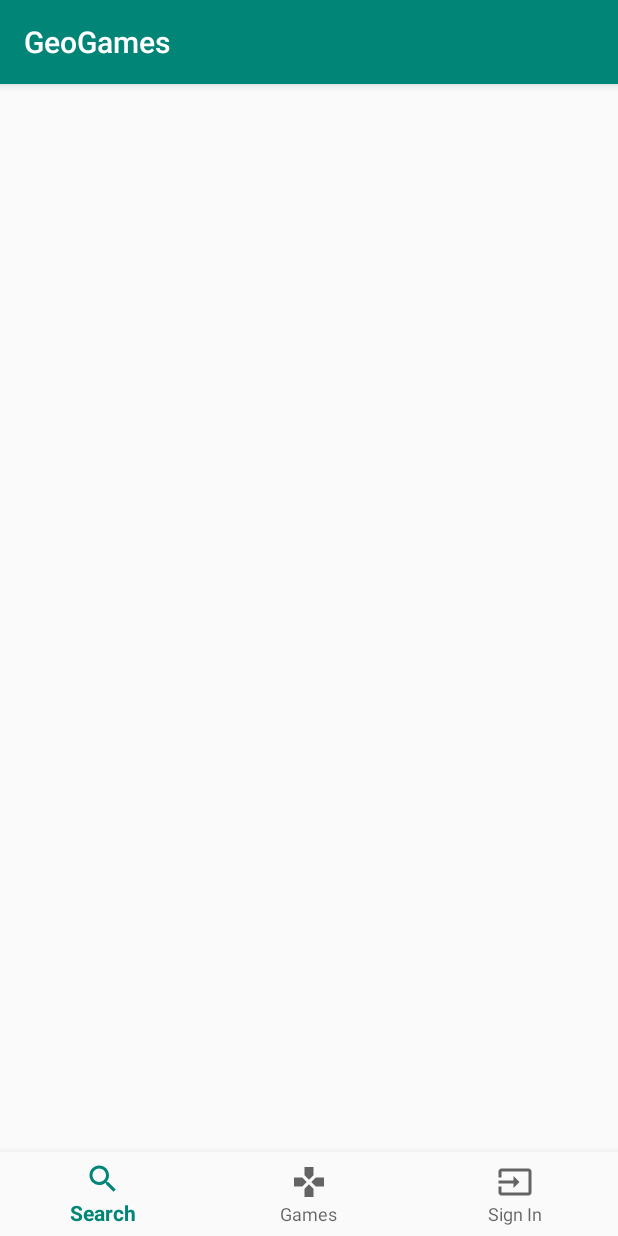
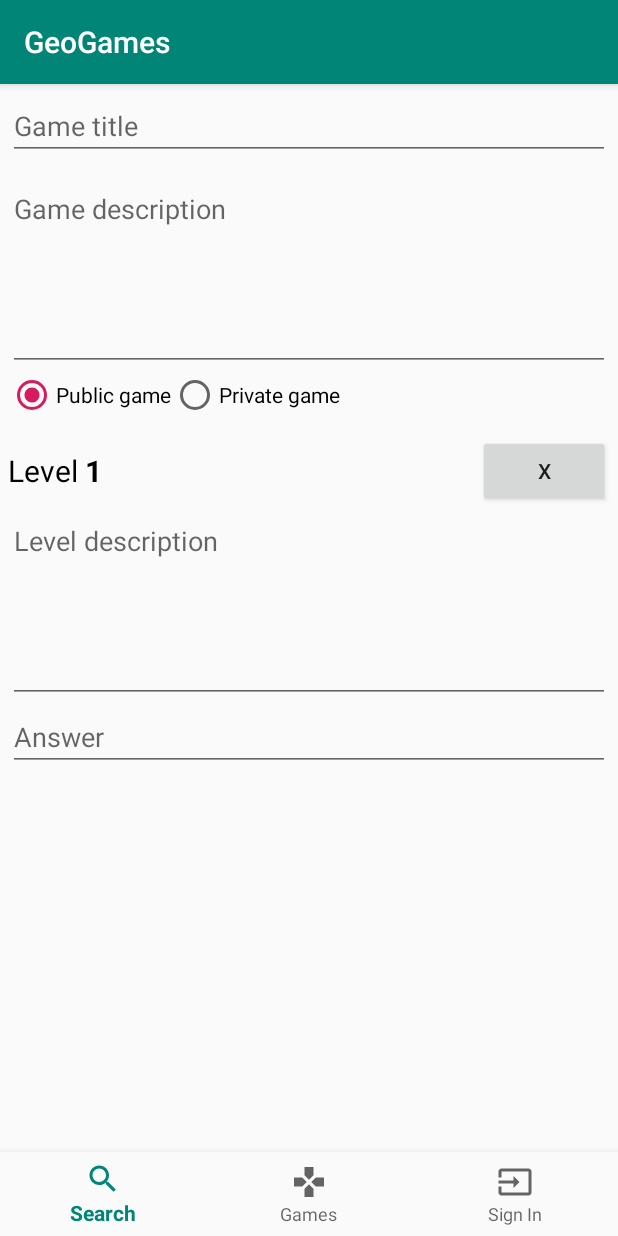
Before and after one commit to 3ooowojtooo/geogames, an Android app: the fragment CreateGameFragment placed in its activity, on a phone screen of 412 x 824 dp. Run offline under Robolectric (Android 15) with nearby library versions, the phone set to English and light mode, and no system bars; our stand-ins replace ButterKnife, Dagger/Hilt's generated code, data binding; libraries missing offline, so code that uses them is left out: com.crashlytics.android, com.ncapdevi.fragnav, io.fabric.sdk; 4 statements that could not run were skipped.

Commit message:
Create game adapter - 2 holders created.

```diff
--- a/app/src/main/java/com/kurocho/geogames/viewmodels/create_game/CreateGameRecyclerViewAdapter.java
+++ b/app/src/main/java/com/kurocho/geogames/viewmodels/create_game/CreateGameRecyclerViewAdapter.java
@@ -1,38 +1,85 @@
 package com.kurocho.geogames.viewmodels.create_game;
 
+import android.databinding.DataBindingUtil;
 import android.support.annotation.NonNull;
 import android.support.v7.widget.RecyclerView;
+import android.util.Log;
+import android.view.LayoutInflater;
 import android.view.ViewGroup;
+import com.kurocho.geogames.R;
+import com.kurocho.geogames.databinding.CreateGameGameDetailsItemBinding;
+import com.kurocho.geogames.databinding.CreateGameLevelDetailsItemBinding;
 
 import java.util.List;
 
 public class CreateGameRecyclerViewAdapter extends RecyclerView.Adapter<RecyclerView.ViewHolder> {
 
+   public static class GameDetailsViewHolder extends RecyclerView.ViewHolder {
+       CreateGameGameDetailsItemBinding binding;
+        public GameDetailsViewHolder(CreateGameGameDetailsItemBinding binding){
+            super(binding.getRoot());
+            this.binding = binding;
+        }
+   }
+
+  public static class LevelDetailsViewHolder extends RecyclerView.ViewHolder {
+      CreateGameLevelDetailsItemBinding binding;
+
+      public LevelDetailsViewHolder(CreateGameLevelDetailsItemBinding binding){
+          super(binding.getRoot());
+          this.binding = binding;
+      }
+
+   }
+
     private static final int TYPE_GAME_DETAILS = 0;
     private static final int TYPE_LEVEL_DETAILS = 1;
     private static final int TYPE_ADD_LEVEL = 2;
 
-    private GameDetailsCreation gameDetailsCreation;
-    private List<GameLevelCreation> gameLevelCreationList;
+    private GameDetailsCreationObservable gameDetailsCreationObservable;
+    private List<GameLevelCreationObservable> gameLevelCreationObservableList;
 
-    public CreateGameRecyclerViewAdapter(GameDetailsCreation gameDetailsCreation, List<GameLevelCreation> gameLevelCreationList){
+    public CreateGameRecyclerViewAdapter(GameDetailsCreationObservable gameDetailsCreationObservable,
+                                         List<GameLevelCreationObservable> gameLevelCreationObservableList){
         super();
-        this.gameDetailsCreation = gameDetailsCreation;
-        this.gameLevelCreationList = gameLevelCreationList;
+        this.gameDetailsCreationObservable = gameDetailsCreationObservable;
+        this.gameLevelCreationObservableList = gameLevelCreationObservableList;
     }
 
     @NonNull
     @Override
     public RecyclerView.ViewHolder onCreateViewHolder(@NonNull ViewGroup viewGroup, int viewType) {
-        return null;
+        switch (viewType){
+            case TYPE_GAME_DETAILS:
+                CreateGameGameDetailsItemBinding binding1 =
+                        DataBindingUtil.inflate(LayoutInflater.from(viewGroup.getContext()),
+                                R.layout.create_game_game_details_item, viewGroup, false);
+                return new GameDetailsViewHolder(binding1);
+            case TYPE_LEVEL_DETAILS:
+                CreateGameLevelDetailsItemBinding binding2 =
+                        DataBindingUtil.inflate(LayoutInflater.from(viewGroup.getContext()),
+                                R.layout.create_game_level_details_item, viewGroup, false);
+                return new LevelDetailsViewHolder(binding2);
+            default:
+                return null;
+        }
     }
 
     @Override
     public void onBindViewHolder(@NonNull RecyclerView.ViewHolder viewHolder, int position) {
         switch(viewHolder.getItemViewType()){
             case TYPE_GAME_DETAILS:
+                GameDetailsViewHolder holder1 = (GameDetailsViewHolder) viewHolder;
+                holder1.binding.setGameDetailsCreationObservable(gameDetailsCreationObservable);
                 break;
             case TYPE_LEVEL_DETAILS:
+                LevelDetailsViewHolder holder2 = (LevelDetailsViewHolder) viewHolder;
+                GameLevelCreationObservable levelCreationObservable = gameLevelCreationObservableList.get(position-1);
+                holder2.binding.setGameLevelCreationObservable(levelCreationObservable);
+                holder2.binding.levelDeleteButton.setOnClickListener(v -> {
+                    gameLevelCreationObservableList.remove(levelCreationObservable);
+                    notifyDataSetChanged();
+                });
                 break;
             case TYPE_ADD_LEVEL:
                 break;
@@ -44,17 +91,19 @@ public class CreateGameRecyclerViewAdapter extends RecyclerView.Adapter<Recycler
 
     @Override
     public int getItemViewType(int position) {
-        if(position == 0){
+        Log.i("TYPE", "ABC");
+        if(position == 0) {
+            Log.i("TYPE", "GD: "+ String.valueOf(position));
             return TYPE_GAME_DETAILS;
-        } else if(position == (getItemCount() - 1)){
-            return TYPE_ADD_LEVEL;
-        } else {
+        }
+       else {
+            Log.i("TYPE", "LD: "+ String.valueOf(position));
             return TYPE_LEVEL_DETAILS;
         }
     }
 
     @Override
     public int getItemCount() {
-        return (1 + gameLevelCreationList.size() + 1);
+        return (1 + gameLevelCreationObservableList.size());
     }
 }
--- a/app/src/main/java/com/kurocho/geogames/viewmodels/create_game/CreateGameViewModel.java
+++ b/app/src/main/java/com/kurocho/geogames/viewmodels/create_game/CreateGameViewModel.java
@@ -3,9 +3,30 @@ package com.kurocho.geogames.viewmodels.create_game;
 import android.arch.lifecycle.ViewModel;
 
 import javax.inject.Inject;
+import java.util.ArrayList;
+import java.util.List;
 
 public class CreateGameViewModel extends ViewModel {
 
+    private GameDetailsCreationObservable gameDetailsCreationObservable;
+    private List<GameLevelCreationObservable> gameLevelCreationObservableList;
+
     @Inject
-    CreateGameViewModel(){}
+    CreateGameViewModel(){
+        gameDetailsCreationObservable = new GameDetailsCreationObservable();
+        gameLevelCreationObservableList = new ArrayList<>();
+
+        GameLevelCreationObservable ob = new GameLevelCreationObservable();
+        ob.ord.set("1");
+        gameLevelCreationObservableList.add(ob);
+    }
+
+    public GameDetailsCreationObservable getGameDetailsCreationObservable(){
+        return gameDetailsCreationObservable;
+    }
+
+    public List<GameLevelCreationObservable> getGameLevelCreationObservableList(){
+        return gameLevelCreationObservableList;
+    }
+
 }
--- a/app/src/main/java/com/kurocho/geogames/viewmodels/create_game/GameDetailsCreation.java
+++ /dev/null
@@ -1,32 +0,0 @@
-package com.kurocho.geogames.viewmodels.create_game;
-
-class GameDetailsCreation {
-
-    private String description = "";
-    private String gameType = "";
-    private String title = "";
-
-    public String getDescription() {
-        return description;
-    }
-
-    public void setDescription(String description) {
-        this.description = description;
-    }
-
-    public String getGameType() {
-        return gameType;
-    }
-
-    public void setGameType(String gameType) {
-        this.gameType = gameType;
-    }
-
-    public String getTitle() {
-        return title;
-    }
-
-    public void setTitle(String title) {
-        this.title = title;
-    }
-}
--- /dev/null
+++ b/app/src/main/java/com/kurocho/geogames/viewmodels/create_game/GameDetailsCreationObservable.java
@@ -0,0 +1,26 @@
+package com.kurocho.geogames.viewmodels.create_game;
+
+import android.databinding.ObservableField;
+
+public class GameDetailsCreationObservable {
+
+    public static final String TYPE_PUBLIC = "PUBLIC";
+    public static final String TYPE_PRIVATE = "PRIVATE";
+
+    public ObservableField<String> description;
+    private String gameType = TYPE_PUBLIC;
+    public ObservableField<String> title;
+
+    public GameDetailsCreationObservable(){
+        description = new ObservableField<>("");
+        title = new ObservableField<>("");
+    }
+
+    public String getGameType() {
+        return gameType;
+    }
+
+    public void setGameType(String gameType){
+        this.gameType = gameType;
+    }
+}
--- a/app/src/main/java/com/kurocho/geogames/viewmodels/create_game/GameLevelCreation.java
+++ /dev/null
@@ -1,41 +0,0 @@
-package com.kurocho.geogames.viewmodels.create_game;
-
-public class GameLevelCreation {
-
-    private String answer = "";
-    private String coordinates = "";
-    private String description = "";
-    private int ord;
-
-    public String getAnswer() {
-        return answer;
-    }
-
-    public void setAnswer(String answer) {
-        this.answer = answer;
-    }
-
-    public String getCoordinates() {
-        return coordinates;
-    }
-
-    public void setCoordinates(String coordinates) {
-        this.coordinates = coordinates;
-    }
-
-    public String getDescription() {
-        return description;
-    }
-
-    public void setDescription(String description) {
-        this.description = description;
-    }
-
-    public int getOrd() {
-        return ord;
-    }
-
-    public void setOrd(int ord) {
-        this.ord = ord;
-    }
-}
--- /dev/null
+++ b/app/src/main/java/com/kurocho/geogames/viewmodels/create_game/GameLevelCreationObservable.java
@@ -0,0 +1,17 @@
+package com.kurocho.geogames.viewmodels.create_game;
+
+import android.databinding.ObservableField;
+
+public class GameLevelCreationObservable {
+
+    public ObservableField<String> answer;
+    public ObservableField<String> description;
+    public ObservableField<String> ord;
+
+    public GameLevelCreationObservable(){
+        answer = new ObservableField<>("");
+        description = new ObservableField<>("");
+        ord = new ObservableField<>("");
+    }
+
+}
--- a/app/src/main/java/com/kurocho/geogames/views/CreateGameFragment.java
+++ b/app/src/main/java/com/kurocho/geogames/views/CreateGameFragment.java
@@ -6,13 +6,19 @@ import android.net.Uri;
 import android.os.Bundle;
 import android.support.annotation.Nullable;
 import android.support.v4.app.Fragment;
+import android.support.v7.widget.LinearLayoutManager;
+import android.support.v7.widget.RecyclerView;
 import android.view.LayoutInflater;
 import android.view.View;
 import android.view.ViewGroup;
 
+import butterknife.BindView;
+import butterknife.ButterKnife;
 import com.kurocho.geogames.R;
 import com.kurocho.geogames.di.viewmodel_factory.ViewModelFactory;
+import com.kurocho.geogames.viewmodels.create_game.CreateGameRecyclerViewAdapter;
 import com.kurocho.geogames.viewmodels.create_game.CreateGameViewModel;
+import com.kurocho.geogames.viewmodels.search.SearchItemAdapter;
 import com.kurocho.geogames.views.base_fragment.GuardedFragment;
 import com.kurocho.geogames.views.base_fragment.SignInGuardedFragment;
 import dagger.android.support.AndroidSupportInjection;
@@ -21,9 +27,15 @@ import javax.inject.Inject;
 
 public class CreateGameFragment extends SignInGuardedFragment {
 
+    @BindView(R.id.create_game_recycler_view)
+    RecyclerView recyclerView;
+
     private MainActivity mainActivity;
 
     private CreateGameViewModel viewModel;
+
+    private CreateGameRecyclerViewAdapter recyclerViewAdapter;
+    private RecyclerView.LayoutManager recyclerViewLayoutManager;
 
     @Inject
     ViewModelFactory viewModelFactory;
@@ -57,6 +69,16 @@ public class CreateGameFragment extends SignInGuardedFragment {
     @Override
     public View onCreateView(LayoutInflater inflater, ViewGroup container,
                              Bundle savedInstanceState) {
-        return inflater.inflate(R.layout.create_game, container, false);
+        View view = inflater.inflate(R.layout.create_game, container, false);
+        ButterKnife.bind(this, view);
+        initializeRecyclerView();
+        return view;
+    }
+
+    private void initializeRecyclerView(){
+        recyclerViewLayoutManager = new LinearLayoutManager(getContext());
+        recyclerView.setLayoutManager(recyclerViewLayoutManager);
+        recyclerViewAdapter = new CreateGameRecyclerViewAdapter(viewModel.getGameDetailsCreationObservable(), viewModel.getGameLevelCreationObservableList());
+        recyclerView.setAdapter(recyclerViewAdapter);
     }
 }
--- /dev/null
+++ b/app/src/main/res/layout/create_game_game_details_item.xml
@@ -0,0 +1,58 @@
+<?xml version="1.0" encoding="utf-8"?>
+<layout
+        xmlns:android="http://schemas.android.com/apk/res/android">
+    <data>
+        <import type="com.kurocho.geogames.viewmodels.create_game.GameDetailsCreationObservable"/>
+        <variable name="gameDetailsCreationObservable" type="GameDetailsCreationObservable"/>
+    </data>
+
+    <LinearLayout
+            android:layout_width="match_parent"
+            android:layout_height="wrap_content"
+            android:orientation="vertical"
+            android:padding="5dp">
+        <EditText
+                android:id="@+id/game_title"
+                android:layout_width="match_parent"
+                android:layout_height="wrap_content"
+                android:inputType="text"
+                android:text="@{gameDetailsCreationObservable.title}"
+                android:hint="Game title"/>
+
+        <EditText
+                android:id="@+id/game_description"
+                android:layout_width="match_parent"
+                android:layout_height="wrap_content"
+                android:layout_marginTop="10dp"
+                android:gravity="start"
+                android:inputType="textMultiLine"
+                android:minLines="5"
+                android:scrollbars="vertical"
+                android:scrollHorizontally="false"
+                android:text="@{gameDetailsCreationObservable.description}"
+                android:hint="Game description"/>
+
+        <RadioGroup
+                android:id="@+id/game_type_group"
+                android:layout_width="match_parent"
+                android:layout_height="wrap_content"
+                android:orientation="horizontal">
+            <RadioButton
+                    android:layout_width="wrap_content"
+                    android:layout_height="wrap_content"
+                    android:checked="@{gameDetailsCreationObservable.gameType.equals(GameDetailsCreationObservable.TYPE_PUBLIC)}"
+                    android:onClick="@{() -> gameDetailsCreationObservable.setGameType(GameDetailsCreationObservable.TYPE_PUBLIC)}"
+                    android:text="Public game"/>
+
+            <RadioButton
+                    android:layout_width="wrap_content"
+                    android:layout_height="wrap_content"
+                    android:checked="@{gameDetailsCreationObservable.gameType.equals(GameDetailsCreationObservable.TYPE_PRIVATE)}"
+                    android:onClick="@{() -> gameDetailsCreationObservable.setGameType(GameDetailsCreationObservable.TYPE_PRIVATE)}"
+                    android:text="Private game"
+            />
+
+        </RadioGroup>
+
+    </LinearLayout>
+</layout>
--- /dev/null
+++ b/app/src/main/res/layout/create_game_level_details_item.xml
@@ -0,0 +1,64 @@
+<?xml version="1.0" encoding="utf-8"?>
+
+<layout
+        xmlns:android="http://schemas.android.com/apk/res/android">
+    <data>
+        <import type="com.kurocho.geogames.viewmodels.create_game.GameLevelCreationObservable" />
+        <variable name="gameLevelCreationObservable" type="GameLevelCreationObservable" />
+    </data>
+
+    <LinearLayout
+            android:layout_width="match_parent"
+            android:layout_height="wrap_content"
+            android:orientation="vertical"
+            android:padding="5dp">
+        <LinearLayout
+                android:layout_width="match_parent"
+                android:layout_height="wrap_content"
+                android:orientation="horizontal">
+            <TextView
+                    android:layout_width="wrap_content"
+                    android:layout_height="match_parent"
+                    android:gravity="center_vertical"
+                    android:textColor="@android:color/black"
+                    android:textSize="20sp"
+                    android:text="Level "/>
+            <TextView
+                    android:layout_width="0dp"
+                    android:layout_weight="1"
+                    android:layout_height="match_parent"
+                    android:gravity="center_vertical"
+                    android:textColor="@android:color/black"
+                    android:textSize="20sp"
+                    android:textStyle="bold"
+                    android:text="@{gameLevelCreationObservable.ord}"/>
+
+            <Button
+                android:id="@+id/level_delete_button"
+                android:layout_width="wrap_content"
+                android:layout_height="match_parent"
+                android:layout_gravity="center_vertical|end"
+                android:text="X" />
+        </LinearLayout>
+
+        <EditText
+                android:id="@+id/level_description"
+                android:layout_width="match_parent"
+                android:layout_height="wrap_content"
+                android:gravity="start"
+                android:inputType="textMultiLine"
+                android:minLines="5"
+                android:scrollbars="vertical"
+                android:scrollHorizontally="false"
+                android:text="@{gameLevelCreationObservable.description}"
+                android:hint="Level description"/>
+
+        <EditText
+                android:id="@+id/level_answer"
+                android:layout_width="match_parent"
+                android:layout_height="wrap_content"
+                android:inputType="text"
+                android:text="@{gameLevelCreationObservable.answer}"
+                android:hint="Answer" />
+    </LinearLayout>
+</layout>
```
